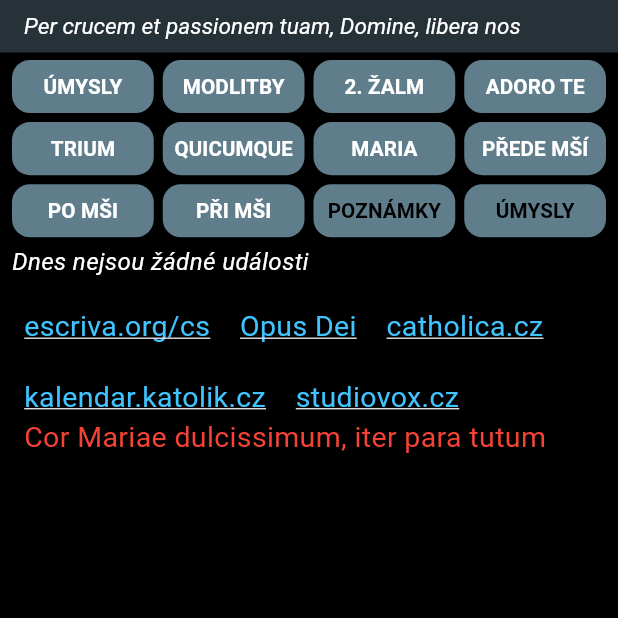
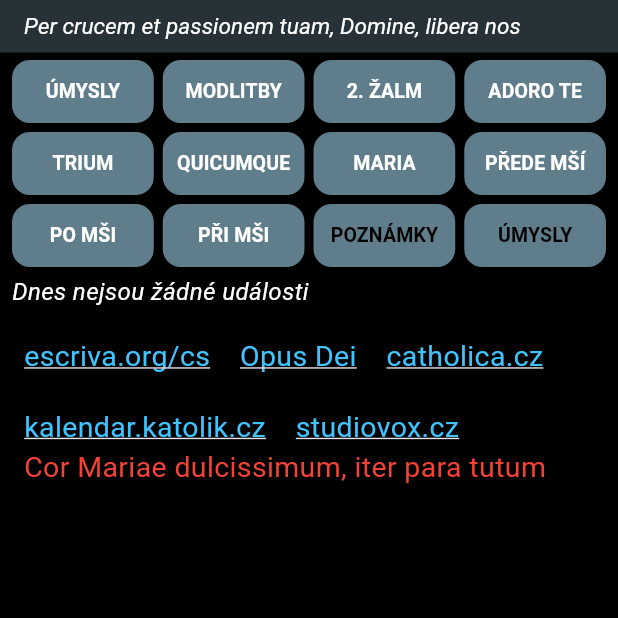
Before and after one commit to patrikJosef/dikuvzdaniFlutter, a Flutter app: the screen it shows after launch, on a phone screen of 412 x 824 dp, the top half of it. Run offline on Flutter 3.47's test engine with Material 3 defaults, Android fonts, the light colour scheme and no system bars; our stand-ins replace share_plus.

Commit message:
opraveno ukladani

```diff
--- a/lib/main.dart
+++ b/lib/main.dart
@@ -377,37 +377,30 @@ class _MainActivityState extends State<MainActivity> {
   Widget _buildButtonBar() {
     return Padding(
       padding: const EdgeInsets.fromLTRB(8, 5, 8, 3),
-      child: GridView.count(
-        crossAxisCount: 4,
-        shrinkWrap: true,
-        physics: const NeverScrollableScrollPhysics(),
-        mainAxisSpacing: 6,
-        crossAxisSpacing: 6,
-        childAspectRatio: 2.67,
+      child: LayoutBuilder(
+        builder: (context, constraints) {
+          // Vypočítat šířku tlačítka (4 tlačítka vedle sebe s mezerami)
+          final buttonWidth = (constraints.maxWidth - (3 * 6)) / 4;
+
+          return Wrap(
+            spacing: 6,
+            runSpacing: 6,
             children: [
-          _NavButton('Úmysly', _clickHome, barvaTextuNavTlacitek),
-          _NavButton(
-              'Modlitby', () => _setView('prayers'), barvaTextuNavTlacitek),
-          _NavButton(
-              '2. Žalm', () => _setView('psalm2'), barvaTextuNavTlacitek),
-          _NavButton(
-              'Adoro te', () => _setView('adoro'), barvaTextuNavTlacitek),
-          _NavButton('Trium', () => _setView('trium'), barvaTextuNavTlacitek),
-          _NavButton(
-              'Quicumque', () => _setView('quicumque'), barvaTextuNavTlacitek),
-          _NavButton(
-              'Maria', () => _setView('litanie'), barvaTextuNavTlacitek),
-          _NavButton(
-              'Přede mší', () => _setView('beforeMass'), barvaTextuNavTlacitek),
-          _NavButton(
-              'Po mši', () => _setView('afterMass'), barvaTextuNavTlacitek),
-          _NavButton(
-              'Při mši', () => _setView('onMass'), barvaTextuNavTlacitek),
-          _NavButton(
-              'Poznámky', () => _setView('notes'), barvaTextuFunTlacitek),
-          _NavButton(
-              'Úmysly', () => _setView('intentions'), barvaTextuFunTlacitek),
+              _NavButton('Úmysly', _clickHome, barvaTextuNavTlacitek, buttonWidth),
+              _NavButton('Modlitby', () => _setView('prayers'), barvaTextuNavTlacitek, buttonWidth),
+              _NavButton('2. Žalm', () => _setView('psalm2'), barvaTextuNavTlacitek, buttonWidth),
+              _NavButton('Adoro te', () => _setView('adoro'), barvaTextuNavTlacitek, buttonWidth),
+              _NavButton('Trium', () => _setView('trium'), barvaTextuNavTlacitek, buttonWidth),
+              _NavButton('Quicumque', () => _setView('quicumque'), barvaTextuNavTlacitek, buttonWidth),
+              _NavButton('Maria', () => _setView('litanie'), barvaTextuNavTlacitek, buttonWidth),
+              _NavButton('Přede mší', () => _setView('beforeMass'), barvaTextuNavTlacitek, buttonWidth),
+              _NavButton('Po mši', () => _setView('afterMass'), barvaTextuNavTlacitek, buttonWidth),
+              _NavButton('Při mši', () => _setView('onMass'), barvaTextuNavTlacitek, buttonWidth),
+              _NavButton('Poznámky', () => _setView('notes'), barvaTextuFunTlacitek, buttonWidth),
+              _NavButton('Úmysly', () => _setView('intentions'), barvaTextuFunTlacitek, buttonWidth),
             ],
+          );
+        },
       ),
     );
   }
@@ -492,7 +485,7 @@ class _MainActivityState extends State<MainActivity> {
                   style: ElevatedButton.styleFrom(
                     backgroundColor: barvaFunkcnichTlacitekVyberuTextuAKurzoru,
                     foregroundColor: barvaTextuNavTlacitek,
-                    padding: const EdgeInsets.symmetric(vertical: 6), // menší výška
+                    padding: const EdgeInsets.symmetric(vertical: 15), // menší výška
                     textStyle: const TextStyle(fontSize: 12, fontWeight: FontWeight.bold),
                     shape: RoundedRectangleBorder(
                       borderRadius: BorderRadius.circular(12),
@@ -513,7 +506,7 @@ class _MainActivityState extends State<MainActivity> {
                   style: ElevatedButton.styleFrom(
                     backgroundColor: barvaFunkcnichTlacitekVyberuTextuAKurzoru,
                     foregroundColor: barvaTextuNavTlacitek,
-                    padding: const EdgeInsets.symmetric(vertical: 6),
+                    padding: const EdgeInsets.symmetric(vertical: 15),
                     textStyle: const TextStyle(fontSize: 12, fontWeight: FontWeight.bold),
                     shape: RoundedRectangleBorder(
                       borderRadius: BorderRadius.circular(12),
@@ -558,7 +551,7 @@ class _MainActivityState extends State<MainActivity> {
                   style: ElevatedButton.styleFrom(
                     backgroundColor: barvaFunkcnichTlacitekVyberuTextuAKurzoru,
                     foregroundColor: barvaTextuNavTlacitek,
-                    padding: const EdgeInsets.symmetric(vertical: 6),
+                    padding: const EdgeInsets.symmetric(vertical: 15),
                     textStyle: const TextStyle(fontSize: 12, fontWeight: FontWeight.bold),
                     shape: RoundedRectangleBorder(
                       borderRadius: BorderRadius.circular(12),
@@ -625,33 +618,42 @@ class _MainActivityState extends State<MainActivity> {
                     ),
                     ElevatedButton(
                       onPressed: () async {
-                        final oldContent =
-                            await FileUtils.readFromFile(moznostiFilename);
+                        // Načti celý obsah
+                        final oldContent = await FileUtils.readFromFile(moznostiFilename);
                         final oldLines = oldContent.split('\n');
-                        final fontSizeLine =
-                            oldLines.length > 7 ? oldLines[7] : '1.0';
-                        final newLines = [
-                          ...controllers.map((c) {
-                            String clean =
-                                c.text.replaceAll(RegExp(r'[\n\r\t]'), '');
-                            if (clean.length > 200)
-                              clean = clean.substring(0, 200);
-                            return clean;
-                          }),
-                          fontSizeLine
-                        ];
-                        await FileUtils.writeToFile(
-                            newLines.join('\n'), moznostiFilename);
+
+                        // Ujisti se, že má soubor aspoň 11 řádků
+                        while (oldLines.length < 11) {
+                          oldLines.add('');
+                        }
+
+                        // Ulož 7 mott se sanitizací
+                        for (int i = 0; i < 7; i++) {
+                          String clean = controllers[i].text.replaceAll(RegExp(r'[\n\r\t]'), '');
+                          if (clean.length > 200) clean = clean.substring(0, 200);
+                          oldLines[i] = clean;
+                        }
+
+                        // Znovu slož soubor
+                        final newContent = oldLines.join('\n');
+
+                        // Zapiš zpět
+                        await FileUtils.writeToFile(newContent, moznostiFilename);
+
+                        // Obnov motto dne
                         await _loadDailyMotto();
+
+                        if (context.mounted) {
                           Navigator.pop(context);
                           ScaffoldMessenger.of(context).showSnackBar(
                             const SnackBar(
                               content: Text('TÉMATA ULOŽENA'),
-                            backgroundColor:
-                                Colors.amber,
+                              backgroundColor: Colors.amber,
                             ),
                           );
+                        }
                       },
+
                       style: ElevatedButton.styleFrom(
                         backgroundColor:
                             barvaFunkcnichTlacitekVyberuTextuAKurzoru,
@@ -725,26 +727,40 @@ class _MainActivityState extends State<MainActivity> {
                     ),
                     ElevatedButton(
                       onPressed: () async {
-                        final oldContent =
-                            await FileUtils.readFromFile(moznostiFilename);
+                        // Načti celý obsah
+                        final oldContent = await FileUtils.readFromFile(moznostiFilename);
                         final oldLines = oldContent.split('\n');
-                        final fontSizeLine =
-                            oldLines.length > 7 ? oldLines[7] : '1.0';
-                        final newLines = [
-                          ...controllers.map((c) => c.text),
-                          fontSizeLine
-                        ];
-                        await FileUtils.writeToFile(
-                            newLines.join('\n'), moznostiFilename);
+
+                        // Ujisti se, že má soubor aspoň 11 řádků
+                        while (oldLines.length < 11) {
+                          oldLines.add('');
+                        }
+
+                        // Ulož 7 mott se sanitizací
+                        for (int i = 0; i < 7; i++) {
+                          String clean = controllers[i].text.replaceAll(RegExp(r'[\n\r\t]'), '');
+                          if (clean.length > 200) clean = clean.substring(0, 200);
+                          oldLines[i] = clean;
+                        }
+
+                        // Znovu slož soubor
+                        final newContent = oldLines.join('\n');
+
+                        // Zapiš zpět
+                        await FileUtils.writeToFile(newContent, moznostiFilename);
+
+                        // Obnov motto dne
                         await _loadDailyMotto();
+
+                        if (context.mounted) {
                           Navigator.pop(context);
                           ScaffoldMessenger.of(context).showSnackBar(
                             const SnackBar(
                               content: Text('TÉMATA ULOŽENA'),
-                            backgroundColor:
-                                Colors.amber,
+                              backgroundColor: Colors.amber,
                             ),
                           );
+                        }
                       },
                       style: ElevatedButton.styleFrom(
                         backgroundColor:
@@ -1089,8 +1105,11 @@ class _MainActivityState extends State<MainActivity> {
   }
 }
 
-Widget _NavButton(String label, VoidCallback onPressed, Color textColor) {
-  return ElevatedButton(
+Widget _NavButton(String label, VoidCallback onPressed, Color textColor, double width) {
+  return SizedBox(
+    width: width,
+    height: 42, // Fixní výška tlačítka
+    child: ElevatedButton(
       onPressed: onPressed,
       style: ElevatedButton.styleFrom(
         backgroundColor: Colors.blueGrey,
@@ -1098,21 +1117,19 @@ Widget _NavButton(String label, VoidCallback onPressed, Color textColor) {
         shape: RoundedRectangleBorder(
           borderRadius: BorderRadius.circular(12),
         ),
-      padding: EdgeInsets.zero,
-      minimumSize: const Size(0, 48),
+        padding: const EdgeInsets.symmetric(horizontal: 4, vertical: 4),
+        minimumSize: const Size(0, 0),
+        tapTargetSize: MaterialTapTargetSize.shrinkWrap,
       ),
-    child: Center(
       child: FittedBox(
         fit: BoxFit.scaleDown,
-        child: Padding(
-          padding: const EdgeInsets.all(8.0),
         child: Text(
           label.toUpperCase(),
           maxLines: 1,
           textAlign: TextAlign.center,
           style: const TextStyle(
             fontWeight: FontWeight.bold,
-            ),
+            fontSize: 13,
           ),
         ),
       ),
```
Lines whose indentation alone changed are shown as unchanged.
